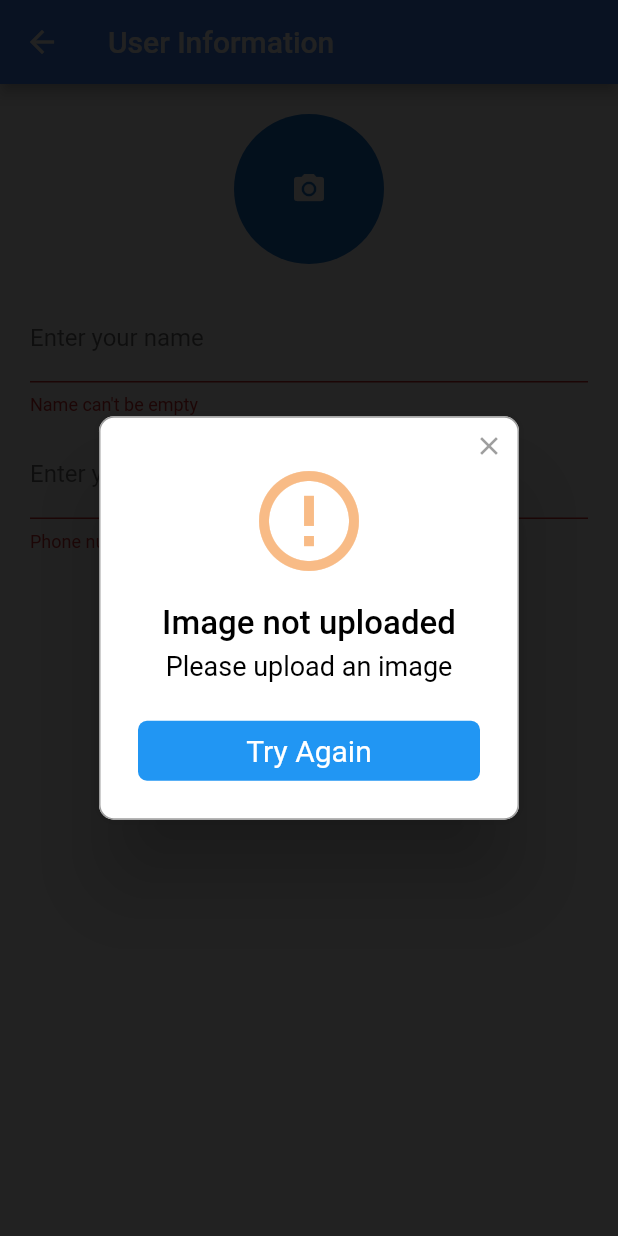
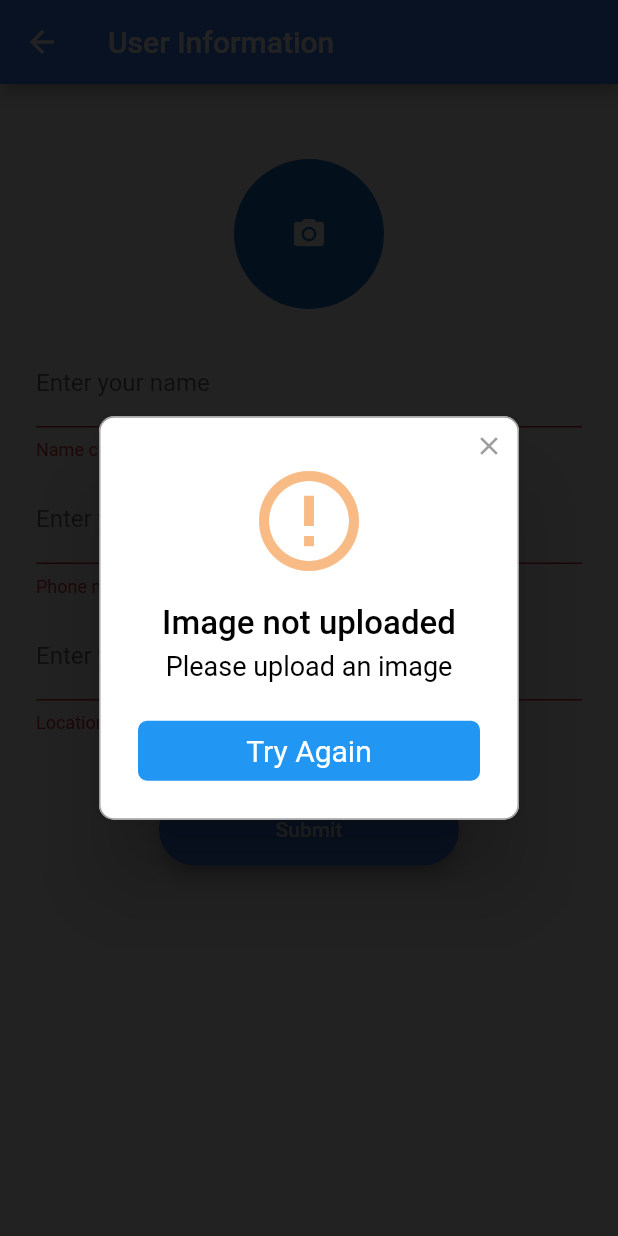
Before and after one commit to DRP-Basket/Basket, a Flutter app: the RegisterInformationScreen screen opened directly, after a tap on "Submit", on a phone screen of 412 x 824 dp. Run offline on Flutter 3.47's test engine with Material 2 defaults, Android fonts, the phone set to English and light mode, and no system bars; drawn by our look-alikes of modal_progress_hud_nsn, rflutter_alert; our stand-ins replace cloud_firestore, firebase_auth, firebase_core, firebase_storage, geocoding, geolocator and 2 more; accounts and stored records are empty.

Commit message:
added location feature to track nearby donors, storing location into firebase

```diff
--- a/frontend/lib/constants.dart
+++ b/frontend/lib/constants.dart
@@ -25,3 +25,8 @@ const String BACK_TEXT = "Back";
 const String EMAIL_INPUT_TEXT = "Enter your email";
 const String PASSWORD_INPUT_TEXT = "Enter your password";
 const String PASSWORD_RE_INPUT_TEXT = "Re-enter your password";
+
+const String LONGITUDE = "Longitude";
+const String LATITUDE = "Latitude";
+const double IN_RANGE_THRESHOLD = 2000;  // 2 km
+const String ADDRESS = "Address";
--- a/frontend/lib/firebase_controllers/firebase_firestore_interface.dart
+++ b/frontend/lib/firebase_controllers/firebase_firestore_interface.dart
@@ -1,7 +1,7 @@
 import '../user_type.dart';
 
 class FirebaseFirestoreInterface {
-
-  Future<void> addNewUserInformation(UserType userType, String user, String name, String contactNumber) async {}
-
+  Future<void> addNewUserInformation(
+      UserType userType, String user, String name, String contactNumber,
+      {String location = ""}) async {}
 }
--- a/frontend/lib/locator.dart
+++ b/frontend/lib/locator.dart
@@ -5,6 +5,7 @@ import 'package:drp_basket_app/view_controllers/image_picker_controller.dart';
 import 'package:drp_basket_app/view_controllers/user_controller.dart';
 import 'package:firebase_core/firebase_core.dart';
 import 'package:get_it/get_it.dart';
+import 'gps_controllers/geocoding_controller.dart';
 
 final locator = GetIt.instance;
 
@@ -15,4 +16,5 @@ Future<void> setupServices() async {
       FirebaseStorageController(),
       FirebaseFirestoreController()));
   locator.registerSingleton<ImagePickerController>(ImagePickerController());
+  locator.registerSingleton<GeoCodingController>(GeoCodingController());
 }
--- a/frontend/lib/main.dart
+++ b/frontend/lib/main.dart
@@ -2,6 +2,7 @@ import 'package:drp_basket_app/views/auth/register_choice_screen.dart';
 import 'package:drp_basket_app/views/donor/donor_home_page.dart';
 import 'package:drp_basket_app/views/home_page.dart';
 import 'package:drp_basket_app/views/auth/login_screen.dart';
+import 'package:drp_basket_app/views/receivers/home_screen.dart';
 import 'package:drp_basket_app/views/receivers/receiver_home_page.dart';
 import 'package:drp_basket_app/views/auth/register_screen.dart';
 import 'package:drp_basket_app/views/welcome_page.dart';
--- a/frontend/lib/view_controllers/user_controller.dart
+++ b/frontend/lib/view_controllers/user_controller.dart
@@ -79,7 +79,7 @@ class UserController {
 
   void uploadUserInformation(AuthViewInterface registerScreen,
       UserType userType, String name, String contactNumber,
-      {containsImage = true}) async {
+      {containsImage = true, address = ""}) async {
     registerScreen.updateUILoading();
     if (containsImage) {
       File image = locator<ImagePickerController>().getImage();
@@ -98,7 +98,7 @@ class UserController {
 
     try {
       await _firebaseFirestoreController.addNewUserInformation(
-          userType, _currentUser.user!.uid, name, contactNumber);
+          userType, _currentUser.user!.uid, name, contactNumber, location: address);
       registerScreen.updateUISuccess();
     } catch (exception) {
       print(exception);
--- a/frontend/lib/view_controllers/validator_controller.dart
+++ b/frontend/lib/view_controllers/validator_controller.dart
@@ -33,4 +33,11 @@ class ValidatorController {
     }
     return null;
   }
+
+  static String? validateLocation(String value) {
+    if (value.isEmpty) {
+      return "Location can't be empty";
+    }
+    return null;
+  }
 }
--- a/frontend/lib/views/auth/register_information_screen.dart
+++ b/frontend/lib/views/auth/register_information_screen.dart
@@ -31,6 +31,7 @@ class _RegisterInformationScreenState extends State<RegisterInformationScreen>
   bool uploadedImage = false;
   late String name;
   late String contactNumber;
+  String address = "";
 
   void upload() async {
     uploadedImage = await locator<ImagePickerController>().pickImage();
@@ -40,7 +41,7 @@ class _RegisterInformationScreenState extends State<RegisterInformationScreen>
 
   void submit() {
     if (_formKey.currentState!.validate() && uploadedImage) {
-      locator<UserController>().uploadUserInformation(this, widget.userType, name, contactNumber);
+      locator<UserController>().uploadUserInformation(this, widget.userType, name, contactNumber, address: address);
     }
     else if (!uploadedImage) {
       if (widget.userType == UserType.RECEIVER) {
@@ -97,18 +98,15 @@ class _RegisterInformationScreenState extends State<RegisterInformationScreen>
   Widget build(BuildContext context) {
     return Scaffold(
       backgroundColor: Colors.white,
-      resizeToAvoidBottomInset: false,
       appBar: AppBar(
         title: Text("User Information"),
         backgroundColor: _colorTheme,
       ),
       body: ModalProgressHUD(
         inAsyncCall: showSpinner,
-        child: Column(
-          children: [
-            Padding(
-              padding: EdgeInsets.all(20.0),
-              child: Container(
+        child: Padding(
+          padding: EdgeInsets.symmetric(horizontal: 24.0, vertical: 50.0),
+          child: SingleChildScrollView(
             child: Column(
               mainAxisAlignment: MainAxisAlignment.center,
               children: [
@@ -142,6 +140,19 @@ class _RegisterInformationScreenState extends State<RegisterInformationScreen>
                         ),
                         onChanged: (value) => contactNumber = value,
                       ),
+                      SizedBox(
+                        height: 10.0,
+                      ),
+                      widget.userType != UserType.RECEIVER ? TextFormField(
+                        validator: (value) =>
+                            ValidatorController.validateLocation(value!),
+                        decoration: InputDecoration(
+                          labelText: 'Enter your donor address',
+                        ),
+                        onChanged: (value) => address = value,
+                      ) : SizedBox(
+                        height: 10.0,
+                      ),
                     ],
                   ),
                 ),
@@ -158,8 +169,6 @@ class _RegisterInformationScreenState extends State<RegisterInformationScreen>
             ),
           ),
         ),
-          ],
-        ),
       ),
     );
   }
--- a/frontend/pubspec.yaml
+++ b/frontend/pubspec.yaml
@@ -36,6 +36,9 @@ dependencies:
   get_it: ^7.1.3
   rflutter_alert: ^2.0.2
   image_picker: ^0.8.0+3
+  geolocator: ^7.0.3
+  geocoding: ^2.0.0
+
 
 dev_dependencies:
   flutter_test:
```
Also changed, not shown: frontend/lib/firebase_controllers/firebase_firestore_controller.dart (+23 -5 lines), frontend/lib/gps_controllers/geocoding_controller.dart (added, +21 -0 lines), frontend/lib/gps_controllers/geolocator_controller.dart (added, +54 -0 lines), frontend/lib/views/receivers/home_screen.dart (added, +17 -0 lines), frontend/pubspec.lock, 3 other files. Lines whose indentation alone changed are shown as unchanged.
